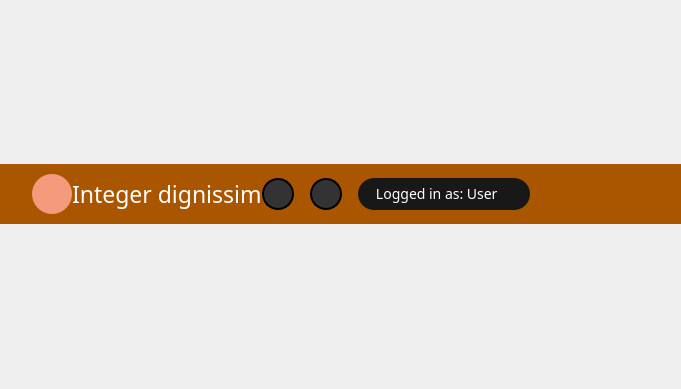
Above: app/src/ui_files/navbarFrame.ui from KrzysztofGoc/Peach-player before the change. Below: the same form after it.
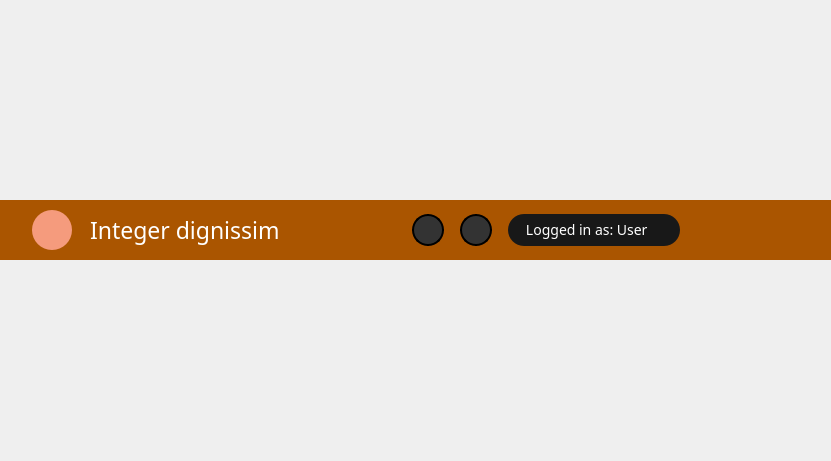
That is the form after the change. Icons and pictures are not drawn.

Commit message: Renamed PlayPause buttons, added navbar saturation when page is scrolled, song name and play button on navbar becomes visible at certain point of scrolling,

Patch:
```diff
--- a/app/src/ui_files/navbarFrame.ui
+++ b/app/src/ui_files/navbarFrame.ui
@@ -6,8 +6,8 @@
    <rect>
     <x>0</x>
     <y>0</y>
-    <width>674</width>
-    <height>389</height>
+    <width>831</width>
+    <height>461</height>
    </rect>
   </property>
   <property name="windowTitle">
@@ -224,7 +224,7 @@
                 <number>0</number>
                </property>
                <property name="rightMargin">
-                <number>0</number>
+                <number>18</number>
                </property>
                <property name="bottomMargin">
                 <number>0</number>
```
The commit also changes 5 other files.
